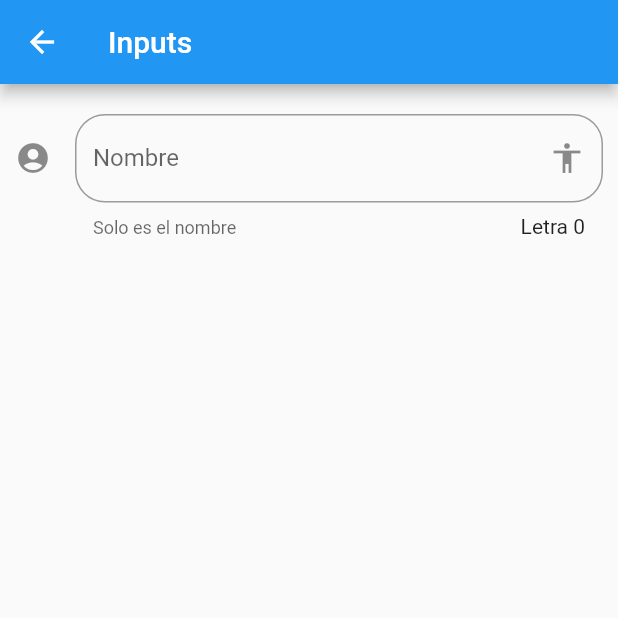
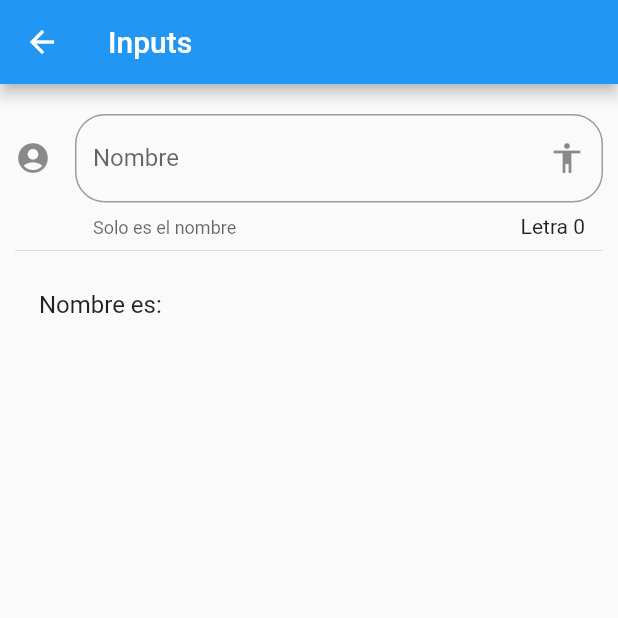
Before and after one commit to ecorrea343/componenteFlutter, a Flutter app: the InputPage screen opened by its route, on a phone screen of 412 x 824 dp, the top half of it. Run offline on Flutter 3.47's test engine with Material 2 defaults, Android fonts, the phone set to English and light mode, and no system bars.

Commit message:
inputFileds video 79

```diff
--- a/lib/src/pages/input_page.dart
+++ b/lib/src/pages/input_page.dart
@@ -19,6 +19,8 @@ class _InputPageState extends State<InputPage> {
         padding: EdgeInsets.symmetric(horizontal: 10.0 , vertical: 20.0),
         children: <Widget>[
           _crearInput(),
+          Divider(),
+          _crearPersona(), //Modificaciones hechas en el video 79
                   ],
                 ) ,
               );
@@ -35,7 +37,7 @@ class _InputPageState extends State<InputPage> {
                 borderRadius: BorderRadius.circular(20.0),
 
               ),
-              counter: Text('Letra 0'),
+              counter: Text('Letra ${_nombre.length}'),
               hintText: 'Nombre de la persona',
               labelText: 'Nombre',
               helperText: 'Solo es el nombre ',
@@ -43,10 +45,20 @@ class _InputPageState extends State<InputPage> {
               icon: Icon(Icons.account_circle)
           ),
           onChanged: (valor){
-              _nombre = valor;
-              print(_nombre);
+
+            setState(() {
+               _nombre = valor;
+            });
           },
         );
 
     }
+
+    //Metodo CREADO en el video numero 79
+
+    Widget _crearPersona (){
+        return ListTile(
+            title: Text('Nombre es: $_nombre'),
+        );
+    }
 }
```
